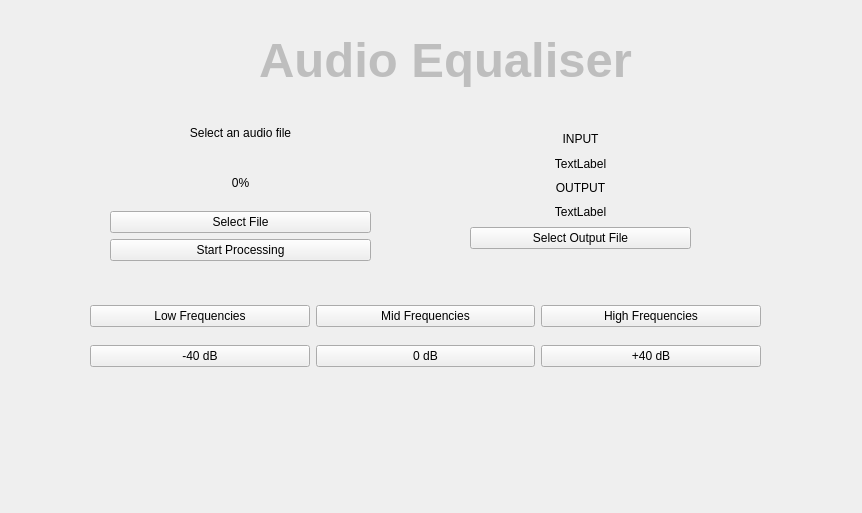
First picture: the form in EqualizerBeta_layout.ui, repository paulmeaney/FYP_viciLab_app, before the edit.
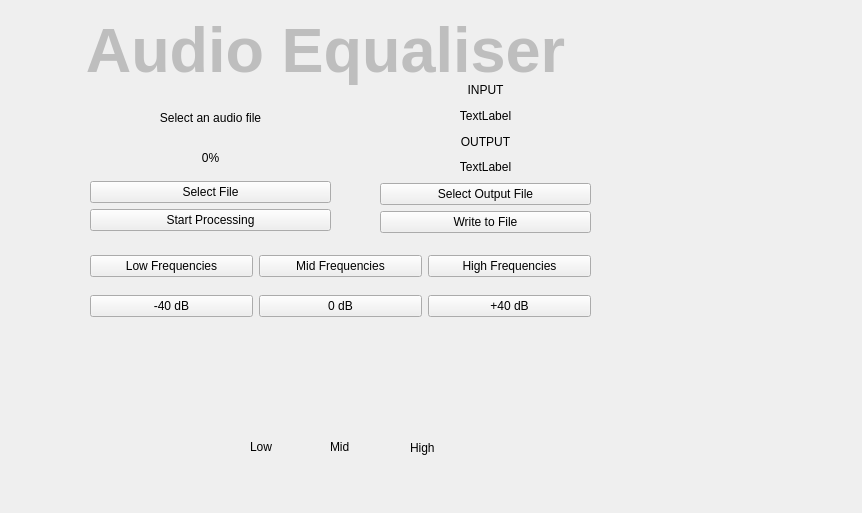
Second picture: the form after the edit. Icons and pictures are not drawn.

Commit message: added graphic elements and overall polishing

What changed in the file:
```diff
--- a/EqualizerBeta_layout.ui
+++ b/EqualizerBeta_layout.ui
@@ -16,10 +16,10 @@
   <widget class="QWidget" name="verticalLayoutWidget">
    <property name="geometry">
     <rect>
-     <x>470</x>
-     <y>130</y>
-     <width>221</width>
-     <height>119</height>
+     <x>380</x>
+     <y>80</y>
+     <width>211</width>
+     <height>153</height>
     </rect>
    </property>
    <layout class="QVBoxLayout" name="outputLayout">
@@ -76,15 +76,22 @@
       </property>
      </widget>
     </item>
+    <item>
+     <widget class="QPushButton" name="writeFileButton">
+      <property name="text">
+       <string>Write to File</string>
+      </property>
+     </widget>
+    </item>
    </layout>
   </widget>
   <widget class="QWidget" name="verticalLayoutWidget_2">
    <property name="geometry">
     <rect>
-     <x>110</x>
-     <y>110</y>
-     <width>261</width>
-     <height>151</height>
+     <x>90</x>
+     <y>100</y>
+     <width>241</width>
+     <height>131</height>
     </rect>
    </property>
    <layout class="QVBoxLayout" name="controlLayout">
@@ -130,16 +137,22 @@
    </property>
    <property name="geometry">
     <rect>
-     <x>160</x>
-     <y>10</y>
+     <x>40</x>
+     <y>0</y>
      <width>571</width>
      <height>101</height>
     </rect>
    </property>
+   <property name="minimumSize">
+    <size>
+     <width>571</width>
+     <height>101</height>
+    </size>
+   </property>
    <property name="font">
     <font>
      <family>Helvetica</family>
-     <pointsize>37</pointsize>
+     <pointsize>47</pointsize>
      <weight>75</weight>
      <bold>true</bold>
     </font>
@@ -164,8 +177,8 @@
    <property name="geometry">
     <rect>
      <x>90</x>
-     <y>300</y>
-     <width>671</width>
+     <y>250</y>
+     <width>501</width>
      <height>32</height>
     </rect>
    </property>
@@ -205,12 +218,108 @@
     </item>
    </layout>
   </widget>
+  <widget class="QLabel" name="high_freq_amp_img">
+   <property name="geometry">
+    <rect>
+     <x>410</x>
+     <y>340</y>
+     <width>41</width>
+     <height>85</height>
+    </rect>
+   </property>
+   <property name="text">
+    <string/>
+   </property>
+   <property name="pixmap">
+    <pixmap>../../EQ drawings/amplified_freq.png</pixmap>
+   </property>
+  </widget>
+  <widget class="QLabel" name="mid_freq_amp_img">
+   <property name="geometry">
+    <rect>
+     <x>330</x>
+     <y>340</y>
+     <width>41</width>
+     <height>85</height>
+    </rect>
+   </property>
+   <property name="text">
+    <string/>
+   </property>
+   <property name="pixmap">
+    <pixmap>../../EQ drawings/amplified_freq.png</pixmap>
+   </property>
+  </widget>
+  <widget class="QLabel" name="low_freq_amp_img">
+   <property name="geometry">
+    <rect>
+     <x>250</x>
+     <y>340</y>
+     <width>41</width>
+     <height>85</height>
+    </rect>
+   </property>
+   <property name="text">
+    <string/>
+   </property>
+   <property name="pixmap">
+    <pixmap>../../EQ drawings/amplified_freq.png</pixmap>
+   </property>
+  </widget>
+  <widget class="QLabel" name="low_freq_pass_img">
+   <property name="geometry">
+    <rect>
+     <x>250</x>
+     <y>330</y>
+     <width>41</width>
+     <height>101</height>
+    </rect>
+   </property>
+   <property name="text">
+    <string/>
+   </property>
+   <property name="pixmap">
+    <pixmap>../../EQ drawings/pass_freq.png</pixmap>
+   </property>
+  </widget>
+  <widget class="QLabel" name="high_freq_pass_img">
+   <property name="geometry">
+    <rect>
+     <x>410</x>
+     <y>330</y>
+     <width>41</width>
+     <height>101</height>
+    </rect>
+   </property>
+   <property name="text">
+    <string/>
+   </property>
+   <property name="pixmap">
+    <pixmap>../../EQ drawings/pass_freq.png</pixmap>
+   </property>
+  </widget>
+  <widget class="QLabel" name="mid_freq_pass_img">
+   <property name="geometry">
+    <rect>
+     <x>330</x>
+     <y>330</y>
+     <width>41</width>
+     <height>101</height>
+    </rect>
+   </property>
+   <property name="text">
+    <string/>
+   </property>
+   <property name="pixmap">
+    <pixmap>../../EQ drawings/pass_freq.png</pixmap>
+   </property>
+  </widget>
   <widget class="QWidget" name="horizontalLayoutWidget_2">
    <property name="geometry">
     <rect>
      <x>90</x>
-     <y>340</y>
-     <width>671</width>
+     <y>290</y>
+     <width>501</width>
      <height>32</height>
     </rect>
    </property>
@@ -247,6 +356,115 @@
     </item>
    </layout>
   </widget>
+  <widget class="QLabel" name="low_freq_att_img">
+   <property name="geometry">
+    <rect>
+     <x>250</x>
+     <y>340</y>
+     <width>41</width>
+     <height>91</height>
+    </rect>
+   </property>
+   <property name="text">
+    <string/>
+   </property>
+   <property name="pixmap">
+    <pixmap>../../EQ drawings/attenuate_freq.png</pixmap>
+   </property>
+  </widget>
+  <widget class="QLabel" name="high_freq_att_img">
+   <property name="geometry">
+    <rect>
+     <x>410</x>
+     <y>340</y>
+     <width>41</width>
+     <height>91</height>
+    </rect>
+   </property>
+   <property name="text">
+    <string/>
+   </property>
+   <property name="pixmap">
+    <pixmap>../../EQ drawings/attenuate_freq.png</pixmap>
+   </property>
+  </widget>
+  <widget class="QLabel" name="mid_freq_att_img">
+   <property name="geometry">
+    <rect>
+     <x>330</x>
+     <y>340</y>
+     <width>41</width>
+     <height>91</height>
+    </rect>
+   </property>
+   <property name="text">
+    <string/>
+   </property>
+   <property name="pixmap">
+    <pixmap>../../EQ drawings/attenuate_freq.png</pixmap>
+   </property>
+  </widget>
+  <widget class="QLabel" name="label">
+   <property name="geometry">
+    <rect>
+     <x>110</x>
+     <y>350</y>
+     <width>71</width>
+     <height>71</height>
+    </rect>
+   </property>
+   <property name="minimumSize">
+    <size>
+     <width>71</width>
+     <height>71</height>
+    </size>
+   </property>
+   <property name="text">
+    <string/>
+   </property>
+   <property name="pixmap">
+    <pixmap>../../EQ drawings/equalizer (1).png</pixmap>
+   </property>
+  </widget>
+  <widget class="QLabel" name="label_2">
+   <property name="geometry">
+    <rect>
+     <x>250</x>
+     <y>440</y>
+     <width>56</width>
+     <height>13</height>
+    </rect>
+   </property>
+   <property name="text">
+    <string>Low</string>
+   </property>
+  </widget>
+  <widget class="QLabel" name="label_3">
+   <property name="geometry">
+    <rect>
+     <x>330</x>
+     <y>440</y>
+     <width>56</width>
+     <height>13</height>
+    </rect>
+   </property>
+   <property name="text">
+    <string>Mid</string>
+   </property>
+  </widget>
+  <widget class="QLabel" name="label_4">
+   <property name="geometry">
+    <rect>
+     <x>410</x>
+     <y>440</y>
+     <width>31</width>
+     <height>16</height>
+    </rect>
+   </property>
+   <property name="text">
+    <string>High</string>
+   </property>
+  </widget>
  </widget>
  <resources/>
  <connections/>
```
The commit also changes 2 other files.
